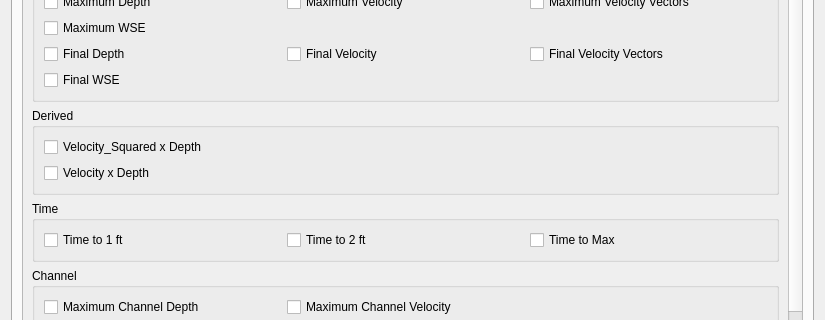
Qt form flo2d_mapcrafter/flo2d_mapcrafter_dialog_base.ui (FLO-2DSoftware/FLO-2DMapCrafter) before a commit; both pictures show x 0 to 825 and y 237 to 557 of the 825 by 721 pixel window.
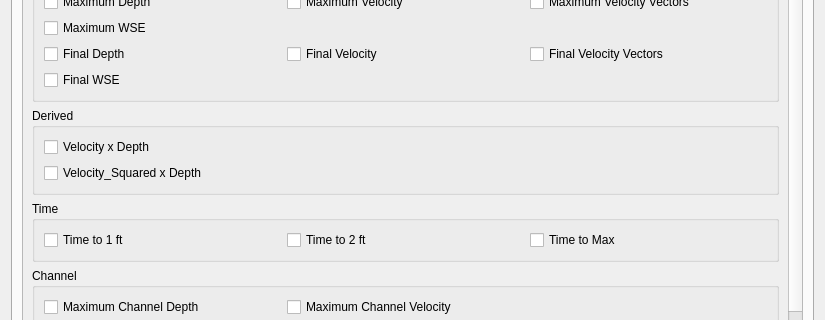
The same form after that commit. The open tabs and pages were chosen to show the change. Custom widgets are drawn as their Qt base class.

Commit message: Update item row to 2 for "Velocity_Squared x Depth" checkbox in the flood tab.

The edit to the form file:
```diff
--- a/flo2d_mapcrafter/flo2d_mapcrafter_dialog_base.ui
+++ b/flo2d_mapcrafter/flo2d_mapcrafter_dialog_base.ui
@@ -901,7 +901,7 @@
                   </item>
                  </layout>
                 </item>
-                <item row="0" column="0">
+                <item row="2" column="0">
                  <widget class="QCheckBox" name="v2xd_cw_cb">
                   <property name="toolTip">
                    <string>&lt;html&gt;&lt;head/&gt;&lt;body&gt;&lt;p&gt;The maximum value of synchronized velocity squared x depth.&lt;/p&gt;&lt;/body&gt;&lt;/html&gt;</string>
```
